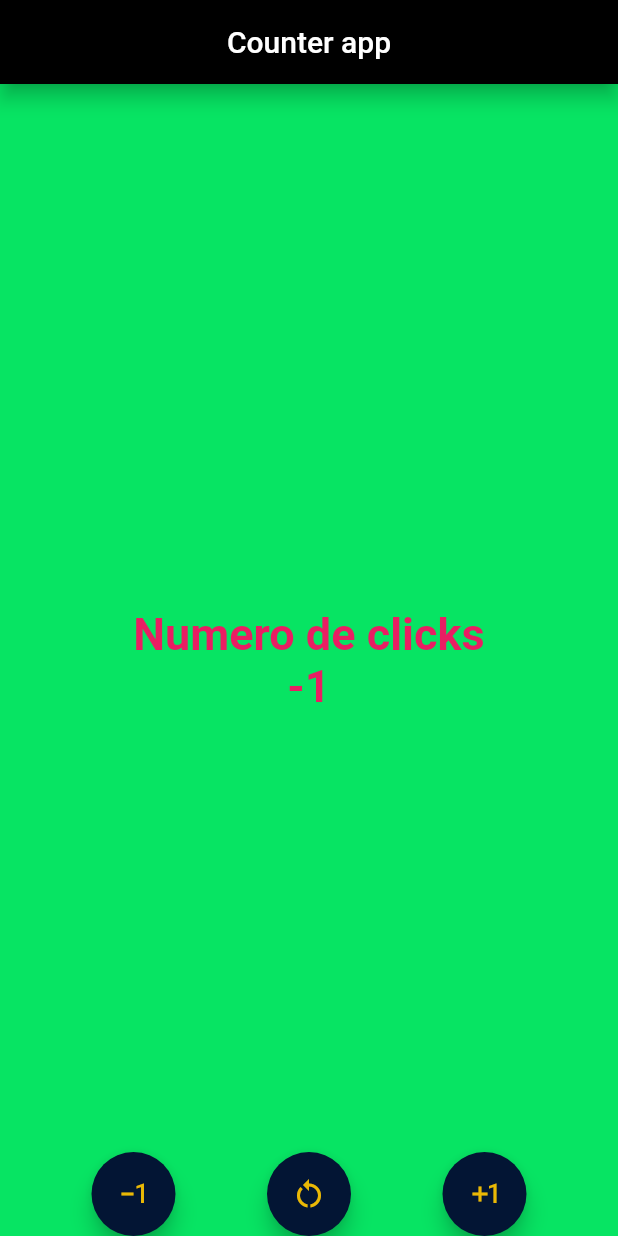
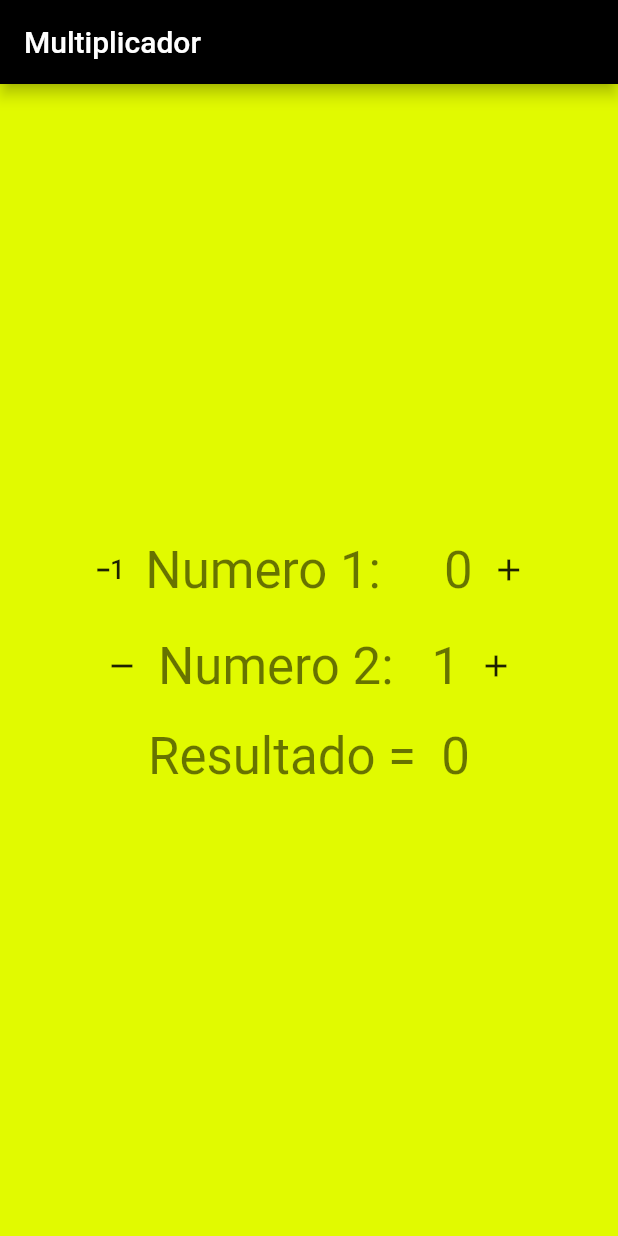
Before and after one commit to gaelLara21/flutter_proyects5B, a Flutter app: the screen it shows after launch, after a tap on the "exposure minus 1" icon, on a phone screen of 412 x 824 dp. Run offline on Flutter 3.47's test engine with Material 2 defaults, Android fonts, the phone set to English and light mode, and no system bars.

Commit message:
Multiplicador basico

```diff
--- a/lib/main.dart
+++ b/lib/main.dart
@@ -1,4 +1,4 @@
-import 'package:counter_app5b/screens/counter_screen.dart';
+import 'package:counter_app5b/screens/multiplicador.dart';
 
 import 'package:flutter/material.dart';
 
@@ -12,6 +12,6 @@ class MiApp extends StatelessWidget {
   @override
   Widget build(BuildContext context) {
     return const MaterialApp(
-        debugShowCheckedModeBanner: false, home: CounterScreen());
+        debugShowCheckedModeBanner: false, home: Multiplicador());
   }
 }
--- /dev/null
+++ b/lib/screens/multiplicador.dart
@@ -0,0 +1,112 @@
+import 'package:flutter/material.dart';
+
+class Multiplicador extends StatefulWidget {
+  const Multiplicador({super.key});
+
+  @override
+  State<Multiplicador> createState() => _Multiplicador();
+}
+
+class _Multiplicador extends State<Multiplicador> {
+  int _num1 = 1;
+  int _num2 = 1;
+  int _result = 1;
+
+  void _calculateResult() {
+    setState(() {
+      _result = _num1 * _num2;
+    });
+  }
+
+  void _incrementNum1() {
+    setState(() {
+      _num1++;
+    });
+    _calculateResult();
+  }
+
+  void _decrementNum1() {
+    setState(() {
+      _num1--;
+    });
+    _calculateResult();
+  }
+
+  void _incrementNum2() {
+    setState(() {
+      _num2++;
+    });
+    _calculateResult();
+  }
+
+  void _decrementNum2() {
+    setState(() {
+      _num2--;
+    });
+    _calculateResult();
+  }
+
+  @override
+  Widget build(BuildContext context) {
+    return Scaffold(
+      appBar: AppBar(
+        title: const Text('Multiplicador'),
+        backgroundColor: Color.fromARGB(255, 0, 0, 0),
+      ),
+      backgroundColor: Color.fromARGB(255, 225, 250, 0),
+      body: Center(
+        child: Column(
+          mainAxisAlignment: MainAxisAlignment.center,
+          children: <Widget>[
+            Row(
+              mainAxisAlignment: MainAxisAlignment.center,
+              children: <Widget>[
+                IconButton(
+                  onPressed: _decrementNum1,
+                  icon: Icon(Icons.exposure_minus_1),
+                ),
+                Text(
+                  'Numero 1:'
+                  '     '
+                  '$_num1',
+                  style: Theme.of(context).textTheme.headline4,
+                ),
+                IconButton(
+                  onPressed: _incrementNum1,
+                  icon: Icon(Icons.add),
+                ),
+              ],
+            ),
+            SizedBox(height: 16.0),
+            Row(
+              mainAxisAlignment: MainAxisAlignment.center,
+              children: <Widget>[
+                IconButton(
+                  onPressed: _decrementNum2,
+                  icon: Icon(Icons.remove),
+                ),
+                Text(
+                  'Numero 2:'
+                  '   '
+                  '$_num2',
+                  style: Theme.of(context).textTheme.headline4,
+                ),
+                IconButton(
+                  onPressed: _incrementNum2,
+                  icon: Icon(Icons.add),
+                ),
+              ],
+            ),
+            SizedBox(height: 16.0),
+            Text(
+              'Resultado ='
+              '  '
+              '$_result',
+              style: Theme.of(context).textTheme.headline4,
+            ),
+          ],
+        ),
+      ),
+    );
+  }
+}
```
